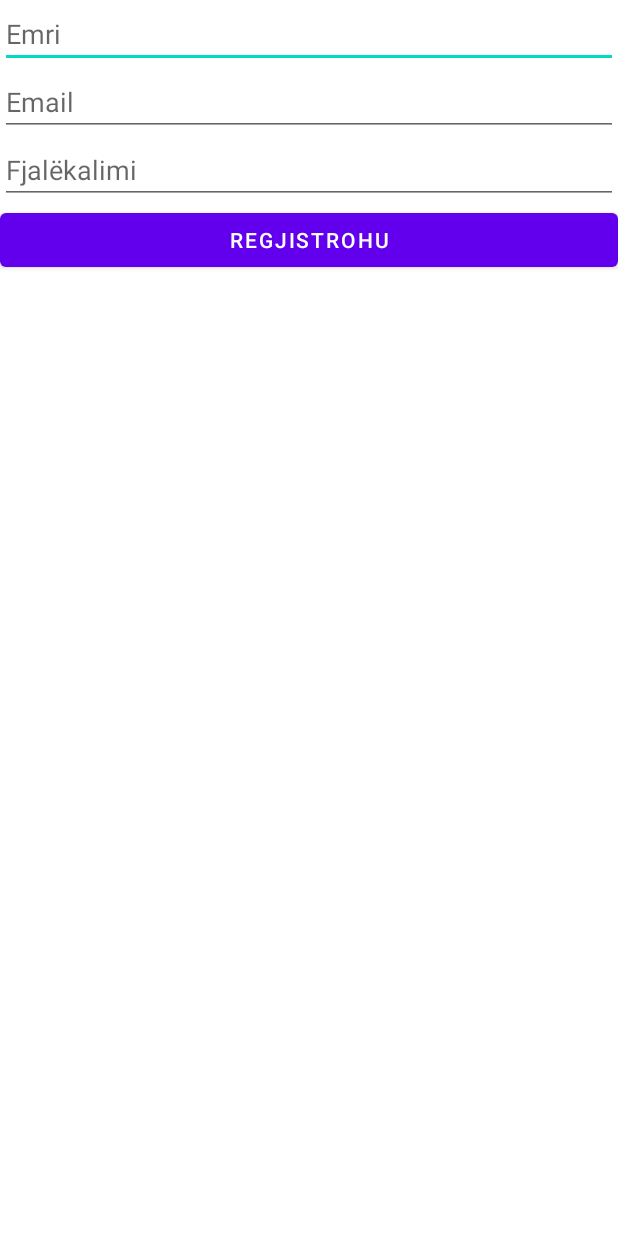
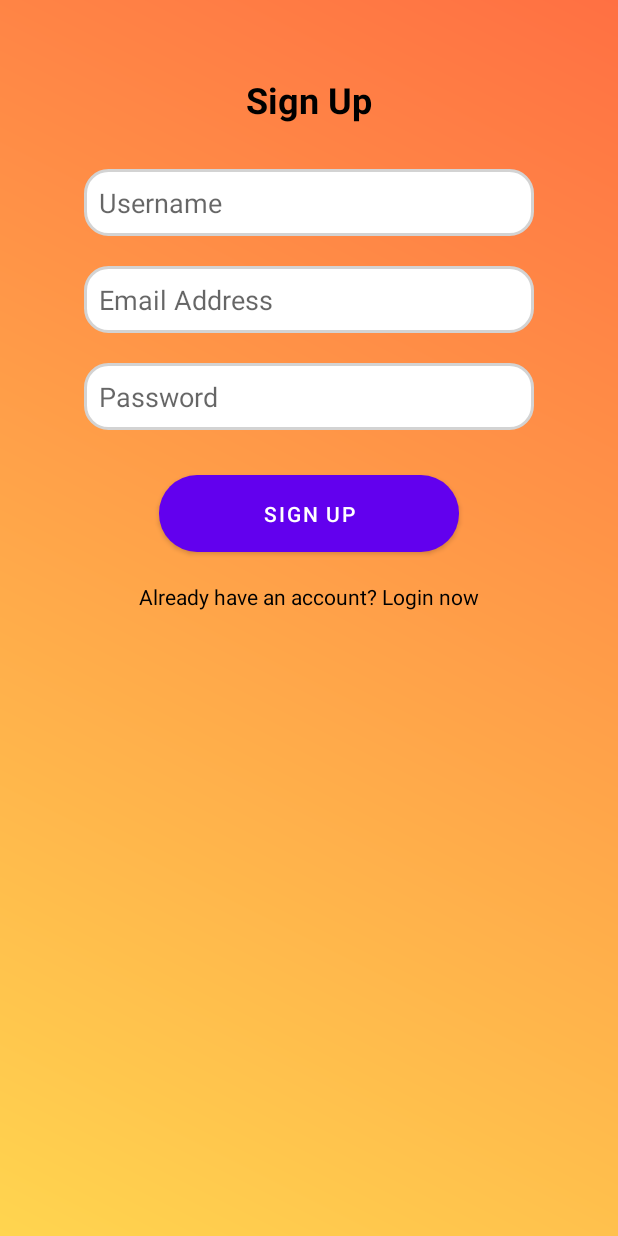
Before and after one commit to DielliDoci/MobileDevelopmentGr.9, an Android app: the SignUpActivity screen opened directly, with no data from a screen before it, on a phone screen of 412 x 824 dp. Run offline under Robolectric (Android 15) with nearby library versions, the phone set to English and light mode, and no system bars; 4 statements that could not run were skipped.

Commit message:
sign up update
ads

```diff
--- a/app/src/main/res/layout/activity_sign_up.xml
+++ b/app/src/main/res/layout/activity_sign_up.xml
@@ -1,40 +1,83 @@
 <?xml version="1.0" encoding="utf-8"?>
-<LinearLayout xmlns:android="http://schemas.android.com/apk/res/android"
+<RelativeLayout
+    xmlns:android="http://schemas.android.com/apk/res/android"
     android:layout_width="match_parent"
     android:layout_height="match_parent"
-    android:orientation="vertical"
-    android:padding="16dp"
-    android:id="@+id/main">
+    android:background="@drawable/gradient_background">
 
-    <!-- Emri -->
+    <!-- Title -->
+    <TextView
+        android:id="@+id/signUpTitle"
+        android:layout_width="wrap_content"
+        android:layout_height="wrap_content"
+        android:layout_centerHorizontal="true"
+        android:layout_marginTop="50dp"
+        android:text="Sign Up"
+        android:textSize="24sp"
+        android:textStyle="bold"
+        android:textColor="@android:color/black" />
+
+    <!-- Username Input -->
     <EditText
-        android:id="@+id/etName"
-        android:layout_width="match_parent"
+        android:id="@+id/usernameInput"
+        android:layout_width="300dp"
         android:layout_height="wrap_content"
-        android:hint="Emri"
-        android:inputType="textPersonName"/>
+        android:layout_below="@id/signUpTitle"
+        android:layout_centerHorizontal="true"
+        android:layout_marginTop="30dp"
+        android:hint="Username"
+        android:background="@drawable/edittext_background"
+        android:padding="10dp"
+        android:inputType="textPersonName" />
 
-    <!-- Email -->
+    <!-- Email Input -->
     <EditText
-        android:id="@+id/etEmail"
-        android:layout_width="match_parent"
+        android:id="@+id/emailInput"
+        android:layout_width="300dp"
         android:layout_height="wrap_content"
-        android:hint="Email"
-        android:inputType="textEmailAddress"/>
+        android:layout_below="@id/usernameInput"
+        android:layout_centerHorizontal="true"
+        android:layout_marginTop="20dp"
+        android:hint="Email Address"
+        android:background="@drawable/edittext_background"
+        android:padding="10dp"
+        android:inputType="textEmailAddress" />
 
-    <!-- Fjalëkalimi -->
+    <!-- Password Input -->
     <EditText
-        android:id="@+id/etPassword"
-        android:layout_width="match_parent"
+        android:id="@+id/passwordInput"
+        android:layout_width="300dp"
         android:layout_height="wrap_content"
-        android:hint="Fjalëkalimi"
-        android:inputType="textPassword"/>
+        android:layout_below="@id/emailInput"
+        android:layout_centerHorizontal="true"
+        android:layout_marginTop="20dp"
+        android:hint="Password"
+        android:background="@drawable/edittext_background"
+        android:padding="10dp"
+        android:inputType="textPassword" />
 
-    <!-- Butoni për regjistrim -->
+    <!-- Sign-Up Button -->
     <Button
-        android:id="@+id/btnSignUp"
-        android:layout_width="match_parent"
+        android:id="@+id/signUpButton"
+        android:layout_width="200dp"
         android:layout_height="wrap_content"
-        android:text="Regjistrohu"
-        android:onClick="onSignUpClick"/>
-</LinearLayout>
+        android:layout_below="@id/passwordInput"
+        android:layout_centerHorizontal="true"
+        android:layout_marginTop="30dp"
+        android:text="Sign Up"
+        android:background="@drawable/button_background"
+        android:textColor="@android:color/white"
+        android:padding="10dp" />
+
+    <!-- Redirect to Login Text -->
+    <TextView
+        android:id="@+id/loginRedirect"
+        android:layout_width="wrap_content"
+        android:layout_height="wrap_content"
+        android:layout_below="@id/signUpButton"
+        android:layout_centerHorizontal="true"
+        android:layout_marginTop="20dp"
+        android:text="Already have an account? Login now"
+        android:textColor="@android:color/black"
+        android:textSize="14sp" />
+</RelativeLayout>
```
Also changed, not shown: app/src/main/res/layout/activity_signup.xml (added, +67 -0 lines).
